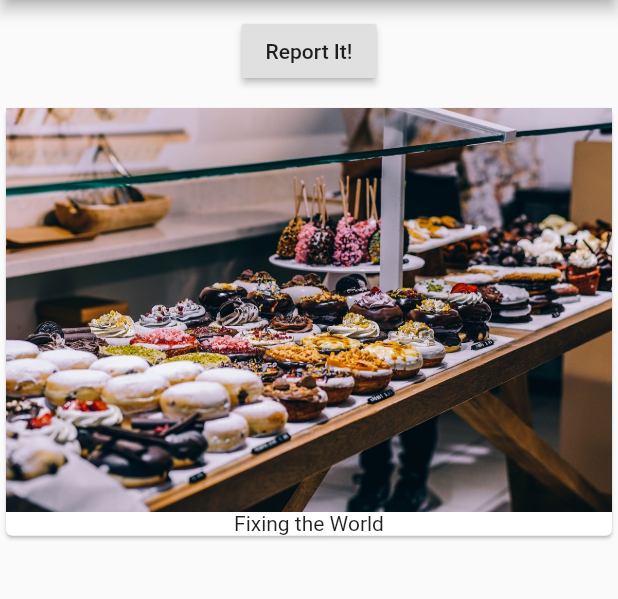
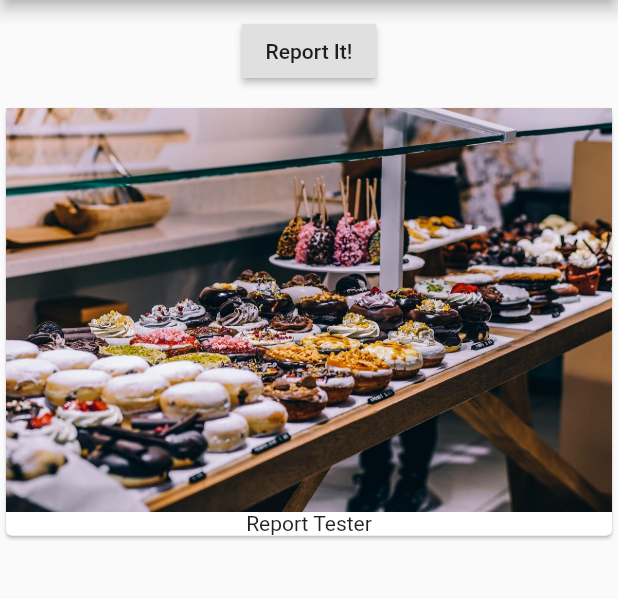
Before and after one commit to 95Revolution/Kiyamuda-flutter, a Flutter app: the screen it shows after launch, on a phone screen of 412 x 824 dp, the part 84-683 px from its top. Run offline on Flutter 3.47's test engine with Material 2 defaults, Android fonts, the phone set to English and light mode, and no system bars.

```diff
--- a/lib/main.dart
+++ b/lib/main.dart
@@ -2,7 +2,16 @@ import 'package:flutter/material.dart';
 
 void main() => runApp(MyApp());
 
-class MyApp extends StatelessWidget {
+class MyApp extends StatefulWidget {
+  @override
+  State<StatefulWidget> createState() {
+    // TODO: implement createState
+    return _MyAppState();
+  }
+}
+
+class _MyAppState extends State<MyApp> {
+  List<String> _reports = ['Report Tester'];
   @override
   Widget build(BuildContext context) {
     return MaterialApp(
@@ -19,14 +28,20 @@ class MyApp extends StatelessWidget {
                   child: Text('Report It!'),
                 ),
               ),
-              Card(
+              Column(
+                children: _reports
+                    .map(
+                      (element) => Card(
                             child: Column(
                               children: <Widget>[
                                 Image.asset('assets/food.jpg'),
-                    Text('Fixing the World')
+                                Text(element)
                               ],
                             ),
                           ),
+                    )
+                    .toList(),
+              )
             ],
           )),
     );
```
Lines whose indentation alone changed are shown as unchanged.
